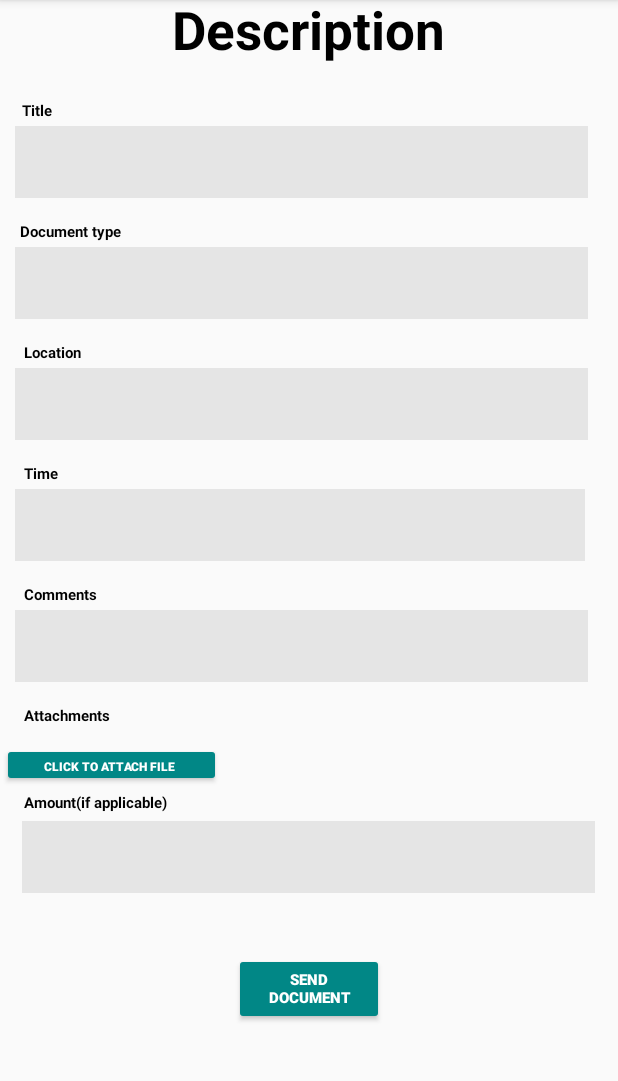
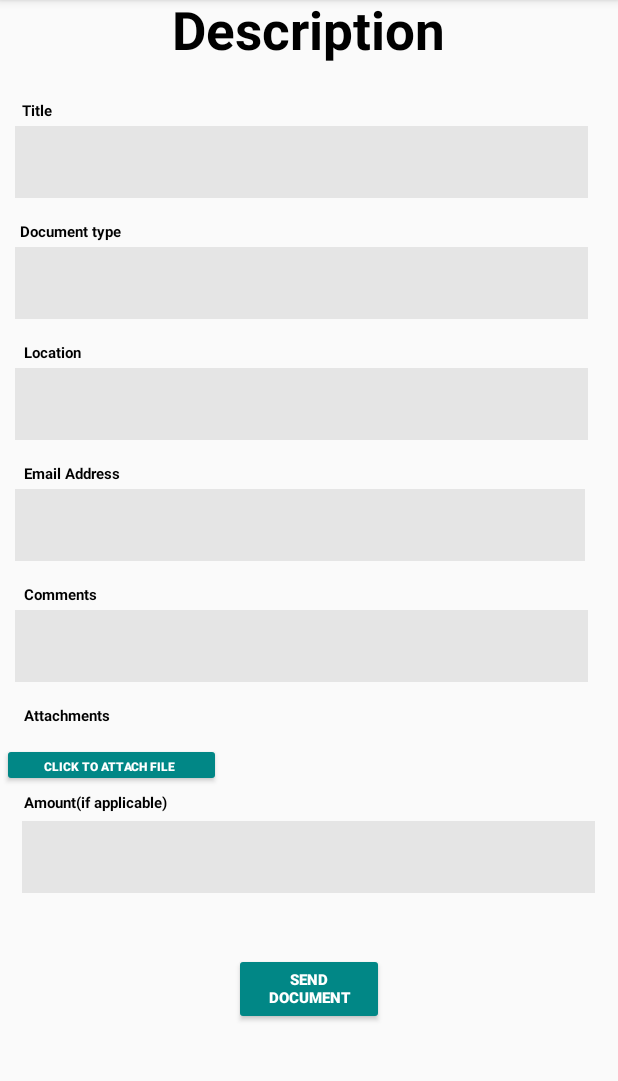
Before and after one commit to emmanuelly15/OurProject, an Android app: the DescriptionActivity screen opened directly, with no data from a screen before it, after a tap on "SEND DOCUMENT", on a phone screen of 412 x 824 dp, the part 84-1165 px from its top. Run offline under Robolectric (Android 15) with nearby library versions, the phone set to English and light mode, and no system bars; libraries missing offline, so code that uses them is left out: com.github.dhaval2404.imagepicker; 2 statements that could not run were skipped.

Commit message:
Made needed changes to the Description page to allow for user input

```diff
--- a/app/src/main/java/com/example/paycoprototype/DescriptionActivity.java
+++ b/app/src/main/java/com/example/paycoprototype/DescriptionActivity.java
@@ -55,7 +55,7 @@ public class DescriptionActivity extends AppCompatActivity {
     private Button openb;
     private Button sendBtn;
     //private String base_url ="http://api.payco.gngengineering.co.za/api/ImageUpload/UploadImages";
-    private String base_url ="https://7615-41-113-34-37.eu.ngrok.io/api/ImageUpload/UploadImages";
+    private String base_url ="https://3b9e-41-113-122-143.eu.ngrok.io/api/ImageUpload/UploadImages";
     // RequestQueue rq;
 
     private String imageFile;
@@ -166,16 +166,25 @@ public class DescriptionActivity extends AppCompatActivity {
             @Override
             public void onClick(View view)
             {
-                EditText comment = (EditText) findViewById(R.id.commentfill);
+                EditText comment = (EditText) findViewById(R.id.commentfill); //Comment
+
+                EditText email = (EditText) findViewById(R.id.emaildetails); //email
+                EditText title = (EditText) findViewById(R.id.TitleFill); //Title
+                EditText document = (EditText) findViewById(R.id.typefill); //Document Type
+                EditText location = (EditText) findViewById(R.id.locationfill); //location
+                EditText amount = (EditText) findViewById(R.id.AmountFill); //Amount
+
+
+
                 final MediaType MEDIA_TYPE_PNG = MediaType.parse("image/png");
                 RequestBody requestBody = new MultipartBody.Builder()
                         .setType(MultipartBody.FORM)
                         .addFormDataPart("comment", comment.getText().toString())
-                        .addFormDataPart("email", "alberto@gmail.com")
-                        .addFormDataPart("title", "title demo ")
-                        .addFormDataPart("fileformat", "fileformat demo ")
-                        .addFormDataPart("location", "location demo ")
-                        .addFormDataPart("amount", "1000.00 ")
+                        .addFormDataPart("email", email.getText().toString())
+                        .addFormDataPart("title", title.getText().toString())
+                        .addFormDataPart("fileformat", document.getText().toString())
+                        .addFormDataPart("location", location.getText().toString())
+                        .addFormDataPart("amount", amount.getText().toString())
                         .addFormDataPart("title", "Square Logo")
                         .addFormDataPart("image", "logo-square.png",
                                 RequestBody.create(MEDIA_TYPE_PNG, new File(imageFile)))
--- a/app/src/main/java/com/example/paycoprototype/HomeFragment.java
+++ b/app/src/main/java/com/example/paycoprototype/HomeFragment.java
@@ -61,7 +61,7 @@ public class HomeFragment extends Fragment{
 
     Button AddBtn;
     //private String base_url ="https://2ad1-41-113-95-53.eu.ngrok.io/document";
-    private String base_url ="https://7615-41-113-34-37.eu.ngrok.io/document";
+    private String base_url ="https://3b9e-41-113-122-143.eu.ngrok.io/document";
     @Override
     public void onCreate(Bundle savedInstanceState) {
         super.onCreate(savedInstanceState);
--- a/app/src/main/java/com/example/paycoprototype/MainActivity.java
+++ b/app/src/main/java/com/example/paycoprototype/MainActivity.java
@@ -25,7 +25,7 @@ import okhttp3.Response;
 
 public class MainActivity extends AppCompatActivity {
     //public static String base_url ="https://c726-41-113-34-37.eu.ngrok.io";
-    public static String base_url ="https://7615-41-113-34-37.eu.ngrok.io";
+    public static String base_url ="https://3b9e-41-113-122-143.eu.ngrok.io";
     public static JSONObject userProfile;
 
     @Override
--- a/app/src/main/res/layout/activity_description.xml
+++ b/app/src/main/res/layout/activity_description.xml
@@ -139,13 +139,13 @@
                 android:layout_marginTop="5dp"
                 android:layout_marginBottom="0dp"
                 android:gravity="left"
-                android:text="      Time"
+                android:text="      Email Address"
                 android:textColor="@color/black"
                 android:textSize="10dp"
                 android:textStyle="bold" />
 
             <EditText
-                android:id="@+id/timeEdit"
+                android:id="@+id/emaildetails"
                 android:layout_width="380dp"
                 android:layout_height="48dp"
                 android:layout_below="@id/time"
@@ -165,7 +165,7 @@
                 android:id="@+id/comment_section"
                 android:layout_width="match_parent"
                 android:layout_height="wrap_content"
-                android:layout_below="@id/timeEdit"
+                android:layout_below="@id/emaildetails"
                 android:layout_marginStart="0dp"
                 android:layout_marginTop="5dp"
                 android:layout_marginBottom="0dp"
```
Also changed, not shown: app/src/main/res/layout/fragment_profile.xml (+25 -38 lines), app/src/main/res/layout/fragment_home.xml (indentation only).
